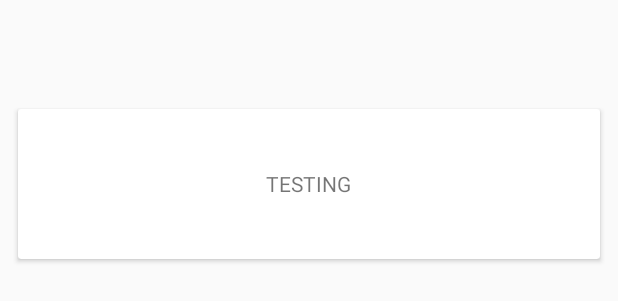
After one commit to ashlyn/HudlU-AndroidDev, an Android app: the layout card_view.xml on its own in the app's theme, with its tools: preview values and no code run, on a phone screen of 412 x 824 dp. The commit adds this screen. Shown: the part 434-735 px from the top of the screen. Run offline under Robolectric (Android 15) with nearby library versions, the phone set to English and light mode, and no system bars.

Commit message:
Create Card View layout for items

```diff
--- /dev/null
+++ b/HudlU/app/src/main/res/layout/card_view.xml
@@ -0,0 +1,15 @@
+<?xml version="1.0" encoding="utf-8"?>
+<android.support.v7.widget.CardView
+    xmlns:android="http://schemas.android.com/apk/res/android"
+    android:layout_width="match_parent"
+    android:layout_height="100dp"
+    android:layout_gravity="center"
+    android:layout_margin="12dp" >
+
+    <TextView
+        android:id="@+id/list_text"
+        android:layout_width="wrap_content"
+        android:layout_height="wrap_content"
+        android:layout_gravity="center"
+        android:text="TESTING" />
+</android.support.v7.widget.CardView>
```
Also changed, not shown: HudlU/app/src/main/java/lee/ashlyn/hudlu/MyAdapter.java (+13 -4 lines).
